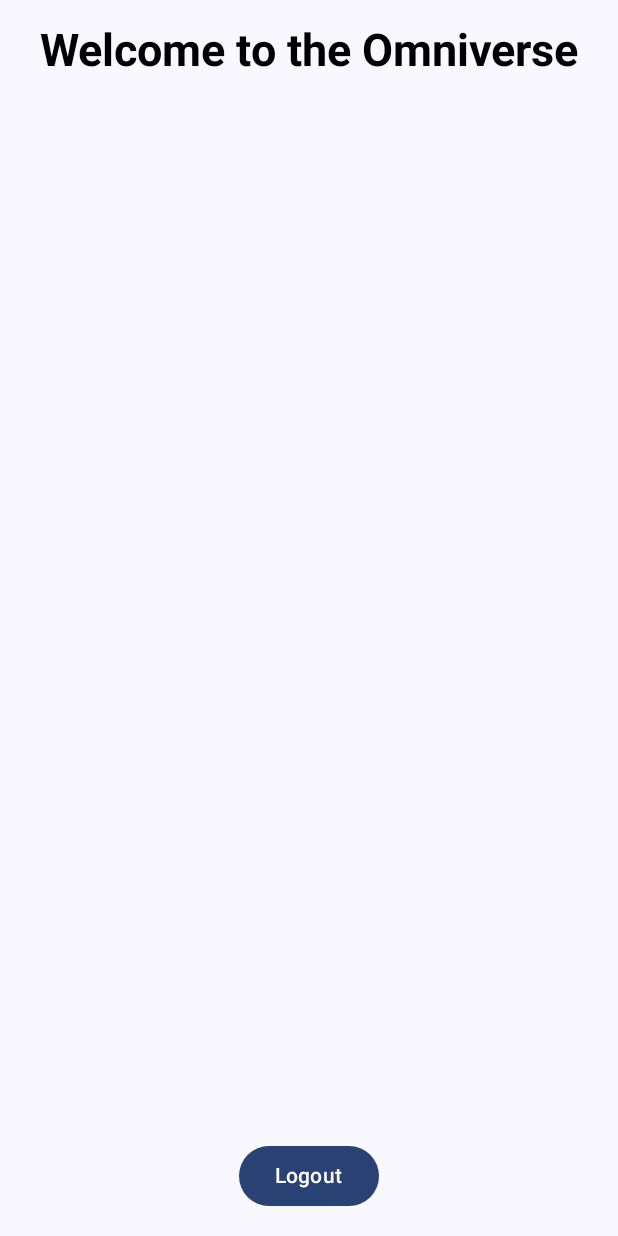
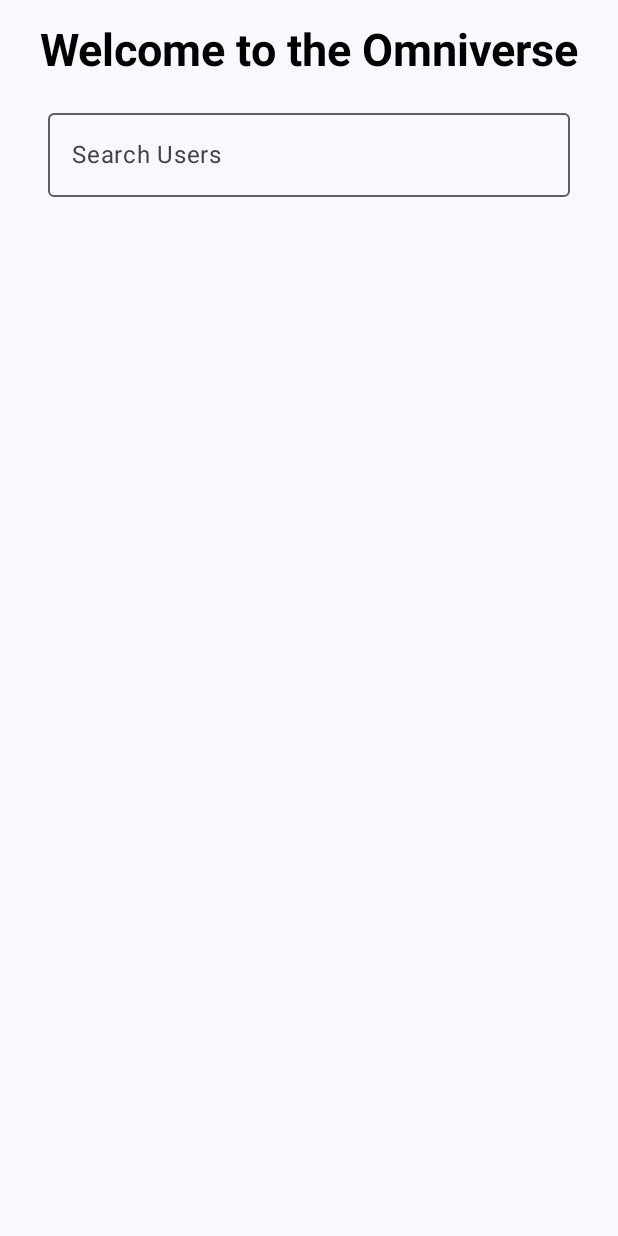
Before and after one commit to dawsonnash/BubbleFrontEnd, an Android app built with Jetpack Compose: the ProfilePage screen opened directly, with no data from a screen before it, on a phone screen of 412 x 824 dp. Run offline under Robolectric (Android 15) with nearby library versions, the phone set to English and light mode, and no system bars.

Commit message:
Updated Profile page. Includes search bar to search users

```diff
--- a/app/src/main/AndroidManifest.xml
+++ b/app/src/main/AndroidManifest.xml
@@ -37,7 +37,7 @@
         <!-- Adding the ProfilePage activity -->
         <activity
             android:name=".ProfilePage"
-            android:label="@string/profile_page_label"
+            android:label="profile_page_label"
             android:theme="@style/Theme.BubbleFrontEnd">
         </activity>
 
--- a/app/src/main/java/com/example/bubblefrontend/ProfilePage.kt
+++ b/app/src/main/java/com/example/bubblefrontend/ProfilePage.kt
@@ -5,14 +5,24 @@ import android.os.Bundle
 import androidx.activity.ComponentActivity
 import androidx.activity.compose.setContent
 import androidx.compose.foundation.background
+import androidx.compose.foundation.border
+import androidx.compose.foundation.clickable
 import androidx.compose.foundation.layout.Arrangement
 import androidx.compose.foundation.layout.Box
 import androidx.compose.foundation.layout.Column
+import androidx.compose.foundation.layout.Row
 import androidx.compose.foundation.layout.Spacer
 import androidx.compose.foundation.layout.fillMaxSize
+import androidx.compose.foundation.layout.fillMaxWidth
 import androidx.compose.foundation.layout.height
 import androidx.compose.foundation.layout.padding
+import androidx.compose.foundation.layout.size
+import androidx.compose.foundation.lazy.LazyColumn
+import androidx.compose.foundation.lazy.items
+import androidx.compose.foundation.shape.RoundedCornerShape
 import androidx.compose.foundation.text.KeyboardOptions
+import androidx.compose.material.icons.Icons
+import androidx.compose.material.icons.filled.Search
 import androidx.compose.material3.*
 import androidx.compose.runtime.Composable
 import androidx.compose.ui.Alignment
@@ -27,6 +37,12 @@ import androidx.compose.ui.tooling.preview.Preview
 import androidx.compose.ui.unit.dp
 import androidx.compose.ui.unit.sp
 import androidx.compose.ui.platform.LocalContext
+import androidx.compose.material3.Icon
+import androidx.compose.material3.IconButton
+import androidx.compose.runtime.getValue
+import androidx.compose.runtime.mutableStateOf
+import androidx.compose.runtime.remember
+import androidx.compose.runtime.setValue
 import com.example.bubblefrontend.ui.theme.BubbleFrontEndTheme
 
 class ProfilePage : ComponentActivity() {
@@ -46,7 +62,7 @@ class ProfilePage : ComponentActivity() {
                         verticalArrangement = Arrangement.Center
                     ){
                         WelcomeMessage()
-                        Spacer(modifier = Modifier.weight(1f)) // This will occupy all available space
+                        SearchButton()
                         LogoutButton()
                     }
                 }
@@ -54,7 +70,6 @@ class ProfilePage : ComponentActivity() {
         }
     }
 }
-
 @Composable
 fun WelcomeMessage() {
 
@@ -81,6 +96,45 @@ fun LogoutButton(){
     }
 }
 
+@OptIn(ExperimentalMaterial3Api::class)
+@Composable
+fun SearchButton() {
+    var searchQuery by remember { mutableStateOf("") }
+    val allUsernames = UserManager.getAllUsernames() // Assume this returns a list of usernames
+    val filteredUsernames = allUsernames.filter { it.contains(searchQuery, ignoreCase = true) }
+
+    Column(
+        modifier = Modifier
+            .fillMaxSize()
+            .padding(16.dp)
+    ) {
+        // Search field
+        OutlinedTextField(
+            value = searchQuery,
+            onValueChange = { searchQuery = it },
+            label = { Text("Search Users") },
+            modifier = Modifier.fillMaxWidth()
+        )
+
+        // Display results
+        if (searchQuery.isNotEmpty()) { // Only show the list when there's a query
+            LazyColumn(
+                modifier = Modifier.fillMaxSize()
+            ) {
+                items(filteredUsernames) { username ->
+                    val user = UserManager.getUserDetails(username) // Assume this gets the User object for a username
+                    if (user != null) {
+                        Text("${user.firstName} ${user.lastName} ~ ${user.username}", style = TextStyle(fontSize = 20.sp))
+                    }
+                    Divider()
+                }
+            }
+        }
+    }
+}
+
+
+
 @Preview(showBackground = true)
 @Composable
 fun WelcomeMessagePreview() {
--- a/app/src/main/java/com/example/bubblefrontend/UserManager.kt
+++ b/app/src/main/java/com/example/bubblefrontend/UserManager.kt
@@ -5,10 +5,18 @@ object UserManager {
     // Initialize empty HashMap to store username and User object
     private val userMap = HashMap<String, User>()
     // Data class to hold user information
-    data class User(val username: String, val password: String, val firstName: String, val lastName: String, val email: String)
+    data class User(val username: String, val password: String, val firstName: String, val lastName: String, val email: String) {
+    }
+
     init {
         // Fake user for testing
-        userMap["tomjones"] = User(username = "tomjones", password = "123", firstName = "Tom", lastName = "Jones", email = "tommyjones24@gmail.com" )
+        userMap["bubbleadmin"] = User(username = "bubbleAdmin", password = "123", firstName = "Bit", lastName = "Benders", email = "bitbenders@bubble.com" )
+        userMap["dawsonnash"] = User(username = "dawsonnash", password = "123", firstName = "Dawson", lastName = "Nash", email = "dawsonnash@bubble.com" )
+        userMap["issacvinson"] = User(username = "issacvinson", password = "123", firstName = "Issac", lastName = "Vinson", email = "issac@bubble.com" )
+        userMap["benbrown"] = User(username = "benbrown", password = "123", firstName = "Ben", lastName = "Brown", email = "benbrown@bubble.com" )
+        userMap["kaiiiverson"] = User(username = "kaiiiverson", password = "123", firstName = "Kai", lastName = "Iverson", email = "kaiiiverson@bubble.com" )
+
+
     }
 
     // Add a user to the HashMap
@@ -32,4 +40,15 @@ object UserManager {
 
         return user?.password == password
     }
+
+    // Temporary functions to display registered accounts
+    fun getUserDetails(username: String): User? {
+        return userMap[username]
+    }
+    fun getAllUsernames(): List<String> {
+        return userMap.keys.toList()
+    }
+
+
+
 }
--- a/app/src/main/res/values/strings.xml
+++ b/app/src/main/res/values/strings.xml
@@ -1,7 +1,8 @@
 <resources>
     <string name="welcome_page_label">BubbleFrontEnd</string>
-    <string name="profile_page_label">BubbleFrontEnd</string>
     <string name="registration_page_label">BubbleFrontEnd</string>
     <string name="login_page_label">BubbleFrontEnd</string>
+    <string name="profile_page_label">BubbleFrontEnd</string>
+
 
 </resources>
```
